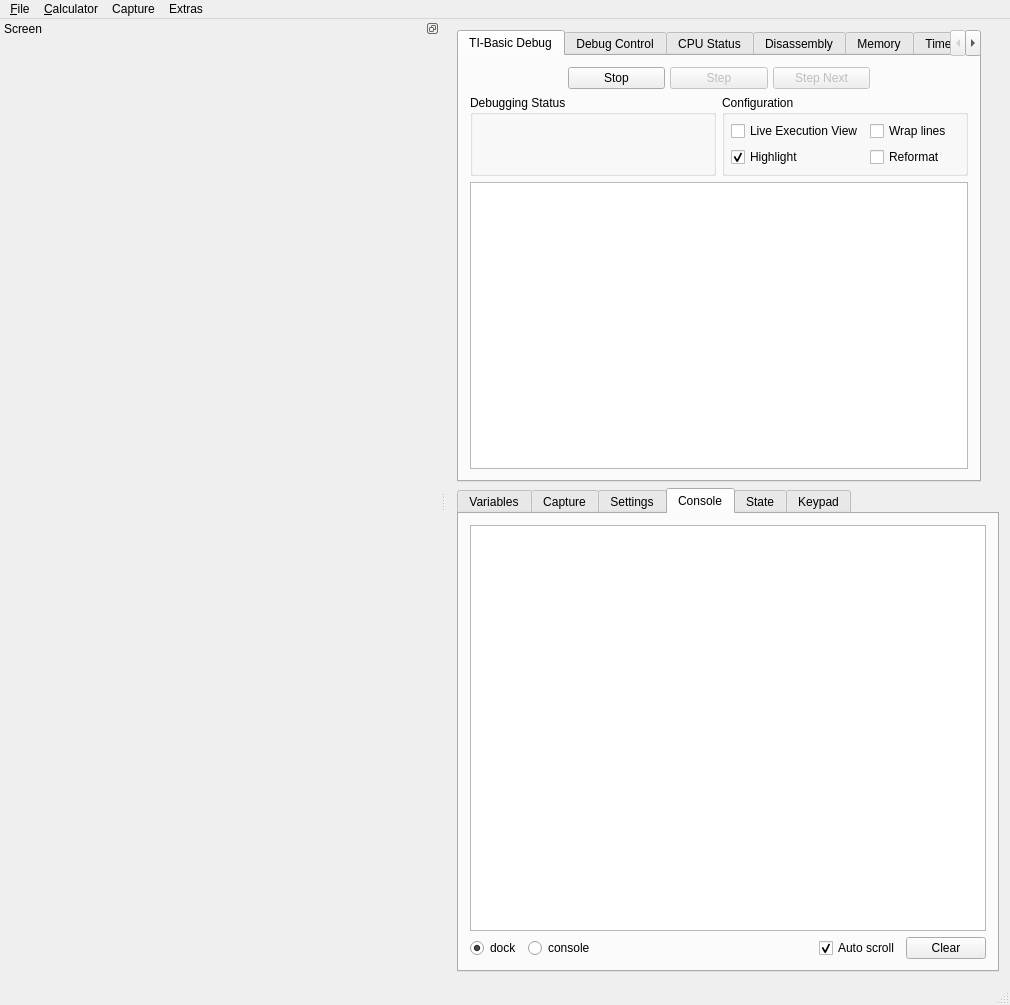
Before: the Qt Designer form gui/qt/mainwindow.ui in nathanfarlow/CEmu, drawn with Qt 5.
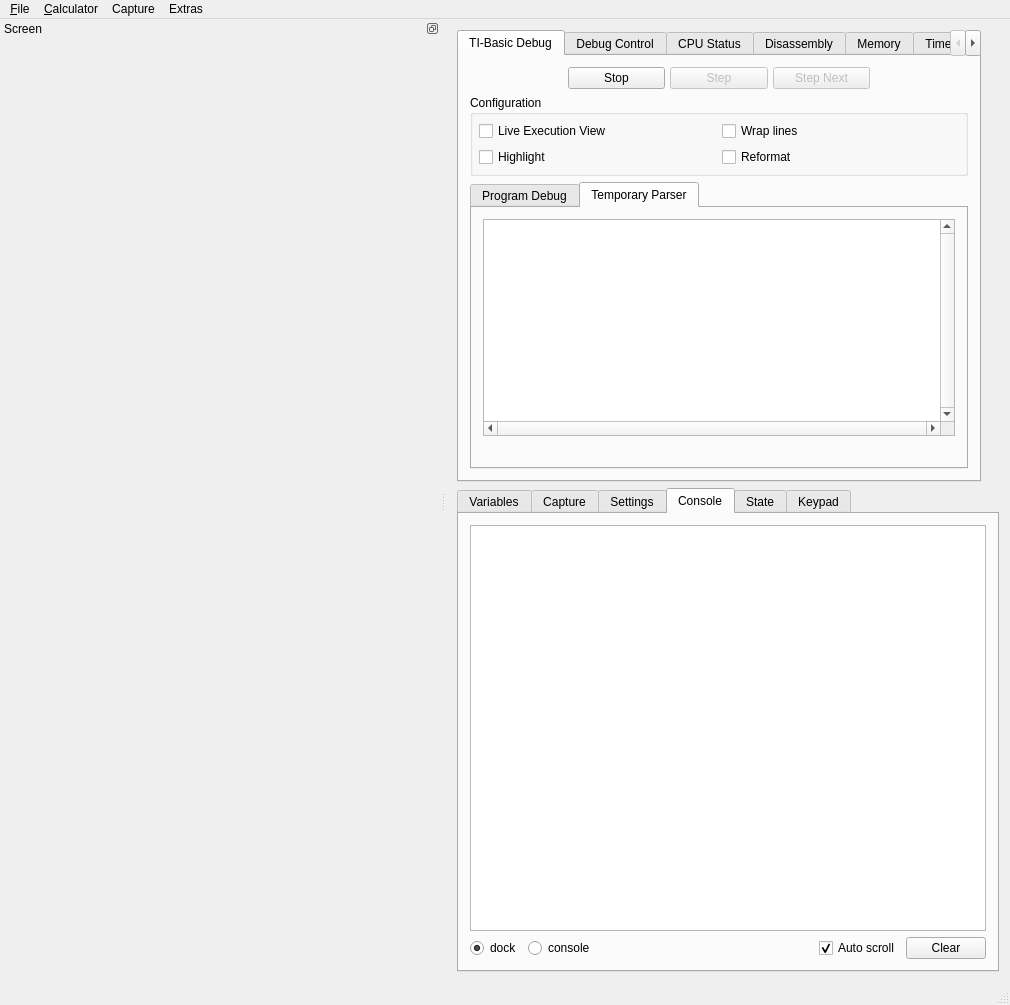
After: the same form once the commit is applied. The open tabs and pages were chosen to show the change. Icons and pictures are not drawn. Custom widgets are drawn as their Qt base class.

Diff of the .ui file:
```diff
--- a/gui/qt/mainwindow.ui
+++ b/gui/qt/mainwindow.ui
@@ -191,22 +191,6 @@
           <property name="bottomMargin">
            <number>0</number>
           </property>
-          <item>
-           <widget class="QGroupBox" name="groupBox_7">
-            <property name="title">
-             <string>Debugging Status</string>
-            </property>
-            <layout class="QVBoxLayout" name="verticalLayout_24">
-             <item>
-              <widget class="QLabel" name="labelBasicStatus">
-               <property name="text">
-                <string/>
-               </property>
-              </widget>
-             </item>
-            </layout>
-           </widget>
-          </item>
           <item>
            <widget class="QGroupBox" name="groupBox_15">
             <property name="title">
@@ -238,7 +222,7 @@
                 <string>Highlight</string>
                </property>
                <property name="checked">
-                <bool>true</bool>
+                <bool>false</bool>
                </property>
               </widget>
              </item>
@@ -262,10 +246,76 @@
          </layout>
         </item>
         <item>
-         <widget class="BasicEditor" name="basicEdit">
-          <property name="readOnly">
-           <bool>true</bool>
+         <widget class="QTabWidget" name="tabDebugBasic">
+          <property name="currentIndex">
+           <number>0</number>
           </property>
+          <widget class="QWidget" name="tab_8">
+           <attribute name="title">
+            <string>Program Debug</string>
+           </attribute>
+           <layout class="QVBoxLayout" name="verticalLayout_28">
+            <item>
+             <widget class="BasicEditor" name="basicEdit">
+              <property name="verticalScrollBarPolicy">
+               <enum>Qt::ScrollBarAlwaysOn</enum>
+              </property>
+              <property name="horizontalScrollBarPolicy">
+               <enum>Qt::ScrollBarAlwaysOn</enum>
+              </property>
+              <property name="readOnly">
+               <bool>true</bool>
+              </property>
+              <property name="centerOnScroll">
+               <bool>false</bool>
+              </property>
+             </widget>
+            </item>
+            <item>
+             <widget class="QLabel" name="labelBasicStatus">
+              <property name="text">
+               <string/>
+              </property>
+             </widget>
+            </item>
+           </layout>
+          </widget>
+          <widget class="QWidget" name="tab_9">
+           <attribute name="title">
+            <string>Temporary Parser</string>
+           </attribute>
+           <layout class="QVBoxLayout" name="verticalLayout_27">
+            <item>
+             <widget class="BasicEditor" name="basicTempEdit">
+              <property name="sizePolicy">
+               <sizepolicy hsizetype="Expanding" vsizetype="Expanding">
+                <horstretch>0</horstretch>
+                <verstretch>0</verstretch>
+               </sizepolicy>
+              </property>
+              <property name="verticalScrollBarPolicy">
+               <enum>Qt::ScrollBarAlwaysOn</enum>
+              </property>
+              <property name="horizontalScrollBarPolicy">
+               <enum>Qt::ScrollBarAlwaysOn</enum>
+              </property>
+              <property name="readOnly">
+               <bool>true</bool>
+              </property>
+              <property name="centerOnScroll">
+               <bool>false</bool>
+              </property>
+             </widget>
+            </item>
+            <item>
+             <widget class="QLabel" name="labelBasicTempStatus">
+              <property name="text">
+               <string/>
+              </property>
+             </widget>
+            </item>
+           </layout>
+          </widget>
          </widget>
         </item>
        </layout>
```
Left out of the diff: 2 changed lines with no effect on the pictures.
